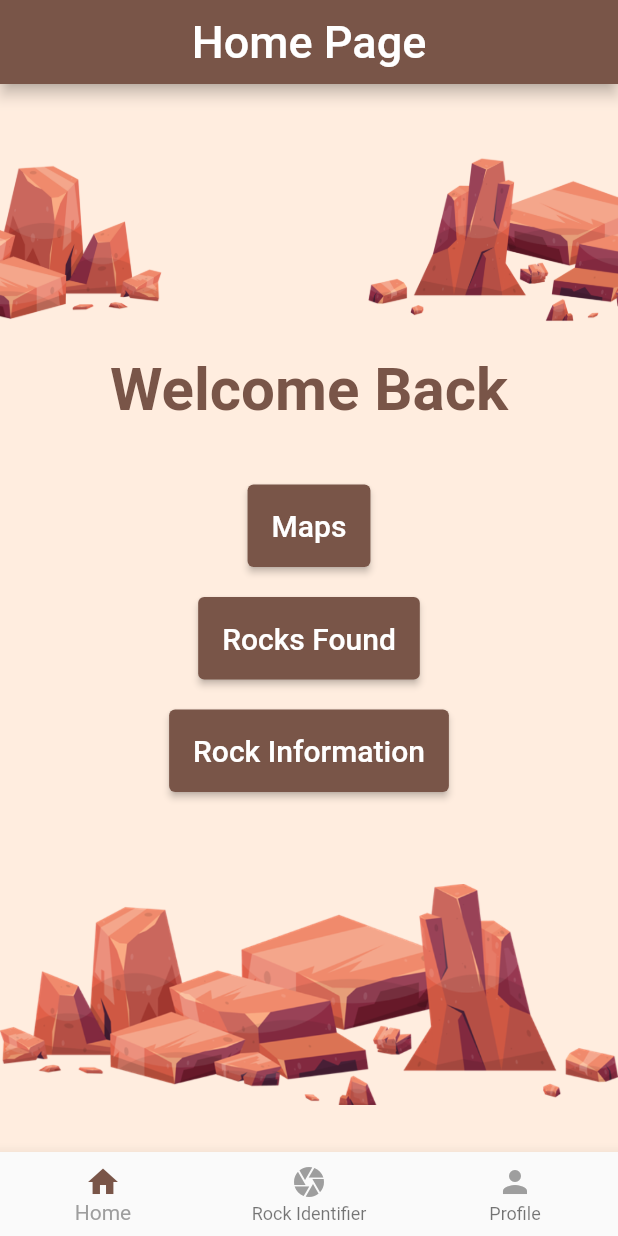
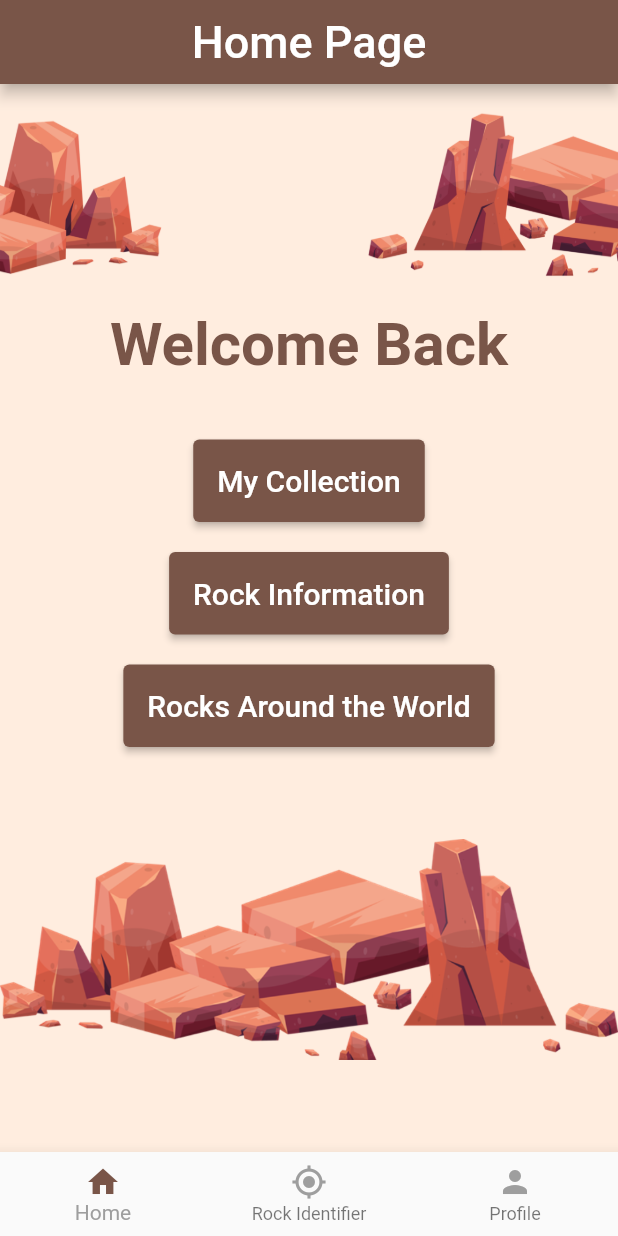
Before and after one commit to zmojab/RockID, a Flutter app: the screen it shows once a user with an empty profile is signed in, on a phone screen of 412 x 824 dp. Run offline on Flutter 3.47's test engine with Material 2 defaults, Android fonts, the phone set to English and light mode, and no system bars; our stand-ins replace cloud_firestore, firebase_auth, firebase_core, firebase_storage, geolocator, google_maps_flutter and 2 more; missing offline and left inert: tflite_flutter, tflite_flutter_helper; accounts and stored records are empty.

Commit message:
updated camera icon and button names

```diff
--- a/rockid/lib/pages/home_page.dart
+++ b/rockid/lib/pages/home_page.dart
@@ -1,17 +1,11 @@
 import 'package:cloud_firestore/cloud_firestore.dart';
 import 'package:firebase_auth/firebase_auth.dart';
 import 'package:flutter/material.dart';
-import 'package:google_sign_in/google_sign_in.dart';
-import 'package:rockid/main.dart';
-import 'package:rockid/pages/auth_page.dart';
-import 'package:rockid/pages/login_or_register_page.dart';
-import 'package:rockid/pages/login_page.dart';
 import 'package:rockid/pages/profile_page.dart';
 import 'package:rockid/pages/camera_page.dart';
 import 'package:rockid/pages/rocks_found_list_page.dart';
 import 'package:rockid/pages/maps.dart';
 import 'package:rockid/pages/rock_information_page.dart';
-import '../components/square_tile.dart';
 
 class HomePage extends StatefulWidget {
   const HomePage({Key? key}) : super(key: key);
@@ -84,7 +78,7 @@ class _HomePageState extends State<HomePage> {
         actions: [],
         backgroundColor: Colors.brown,
       ),
-      body: Center(
+      body: SingleChildScrollView(
         child: Column(
           mainAxisAlignment: MainAxisAlignment.center,
           crossAxisAlignment: CrossAxisAlignment.center,
@@ -108,29 +102,6 @@ class _HomePageState extends State<HomePage> {
               onPressed: () {
                 Navigator.push(
                   context,
-                  MaterialPageRoute(builder: (context) => MapsPage()),
-                );
-              },
-              style: ButtonStyle(
-                backgroundColor: MaterialStateProperty.all<Color>(Colors.brown),
-                padding: MaterialStateProperty.all<EdgeInsets>(
-                  EdgeInsets.all(16.0),
-                ),
-              ),
-              // Map button initate - SU
-              child: Text(
-                'Maps',
-                style: TextStyle(
-                  fontSize: 20.0,
-                  color: Colors.white,
-                ),
-              ),
-            ),
-            SizedBox(height: 20),
-            ElevatedButton(
-              onPressed: () {
-                Navigator.push(
-                  context,
                   MaterialPageRoute(
                       builder: (context) => RocksFoundListPage(uid: user.uid)),
                 );
@@ -142,7 +113,7 @@ class _HomePageState extends State<HomePage> {
                 ),
               ),
               child: Text(
-                'Rocks Found',
+                'My Collection',
                 style: TextStyle(
                   fontSize: 20.0,
                   color: Colors.white,
@@ -172,6 +143,29 @@ class _HomePageState extends State<HomePage> {
                 ),
               ),
             ),
+            SizedBox(height: 20),
+            ElevatedButton(
+              onPressed: () {
+                Navigator.push(
+                  context,
+                  MaterialPageRoute(builder: (context) => MapsPage()),
+                );
+              },
+              style: ButtonStyle(
+                backgroundColor: MaterialStateProperty.all<Color>(Colors.brown),
+                padding: MaterialStateProperty.all<EdgeInsets>(
+                  EdgeInsets.all(16.0),
+                ),
+              ),
+              // Map button initate - SU
+              child: Text(
+                'Rocks Around the World',
+                style: TextStyle(
+                  fontSize: 20.0,
+                  color: Colors.white,
+                ),
+              ),
+            ),
             SizedBox(height: 60),
             Image.asset(
               'lib/images/rockpic.png',
@@ -189,7 +183,7 @@ class _HomePageState extends State<HomePage> {
             label: 'Home',
           ),
           BottomNavigationBarItem(
-            icon: Icon(Icons.camera, color: Colors.grey),
+            icon: Icon(Icons.gps_fixed_sharp, color: Colors.grey),
             label: 'Rock Identifier',
           ),
           BottomNavigationBarItem(
```
